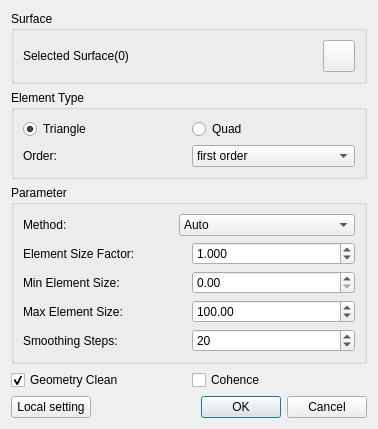
DISOGitHub/FastCAE, file Code/Gmsh/DialogSurfaceMesh.ui: the form before one commit.
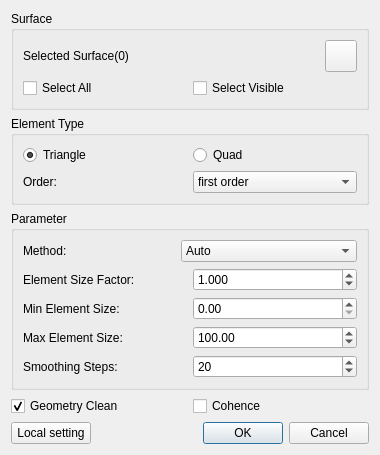
The form after the commit. Icons and pictures are not drawn.

```diff
--- a/Code/Gmsh/DialogSurfaceMesh.ui
+++ b/Code/Gmsh/DialogSurfaceMesh.ui
@@ -6,8 +6,8 @@
    <rect>
     <x>0</x>
     <y>0</y>
-    <width>378</width>
-    <height>398</height>
+    <width>380</width>
+    <height>422</height>
    </rect>
   </property>
   <property name="windowTitle">
@@ -20,6 +20,24 @@
       <string>Surface</string>
      </property>
      <layout class="QGridLayout" name="gridLayout">
+      <item row="1" column="0" colspan="2">
+       <layout class="QHBoxLayout" name="horizontalLayout_8">
+        <item>
+         <widget class="QCheckBox" name="selectall">
+          <property name="text">
+           <string>Select All</string>
+          </property>
+         </widget>
+        </item>
+        <item>
+         <widget class="QCheckBox" name="selectvisible">
+          <property name="text">
+           <string>Select Visible</string>
+          </property>
+         </widget>
+        </item>
+       </layout>
+      </item>
       <item row="0" column="0">
        <widget class="QLabel" name="planelabel">
         <property name="text">
@@ -279,7 +297,7 @@
      </property>
     </widget>
    </item>
-   <item row="4" column="0" colspan="2">
+   <item row="5" column="0" colspan="2">
     <layout class="QHBoxLayout" name="horizontalLayout_3">
      <item>
       <widget class="QPushButton" name="localButton">
```
